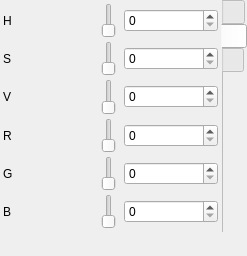
Old version of the form src/client/ui/colorbox.ui in the repository drawpile/Drawpile.
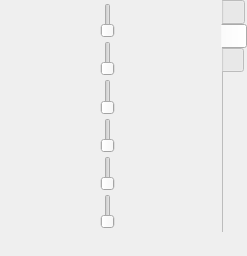
New version of the form. The open tabs and pages were chosen to show the change. Icons and pictures are not drawn. Custom widgets are drawn as their Qt base class.

Commit message:
Remove spinboxes from color dock
This frees up a little vertical space. Accurate
color setting can still be done via the color dialog.

```diff
--- a/src/client/ui/colorbox.ui
+++ b/src/client/ui/colorbox.ui
@@ -137,35 +137,7 @@
        <property name="spacing">
         <number>3</number>
        </property>
-       <item row="2" column="1">
-        <widget class="Gradient_Slider" name="value">
-         <property name="maximum">
-          <number>255</number>
-         </property>
-        </widget>
-       </item>
-       <item row="3" column="0">
-        <widget class="QLabel" name="label_4">
-         <property name="text">
-          <string>R</string>
-         </property>
-        </widget>
-       </item>
-       <item row="3" column="1">
-        <widget class="Gradient_Slider" name="red">
-         <property name="maximum">
-          <number>255</number>
-         </property>
-        </widget>
-       </item>
        <item row="4" column="0">
-        <widget class="QLabel" name="label_5">
-         <property name="text">
-          <string>G</string>
-         </property>
-        </widget>
-       </item>
-       <item row="4" column="1">
         <widget class="Gradient_Slider" name="green">
          <property name="maximum">
           <number>255</number>
@@ -173,55 +145,27 @@
         </widget>
        </item>
        <item row="0" column="0">
-        <widget class="QLabel" name="label">
-         <property name="text">
-          <string>H</string>
-         </property>
-        </widget>
-       </item>
-       <item row="0" column="1">
         <widget class="Hue_Slider" name="hue">
          <property name="maximum">
           <number>359</number>
          </property>
         </widget>
        </item>
-       <item row="5" column="0">
-        <widget class="QLabel" name="label_6">
-         <property name="text">
-          <string>B</string>
-         </property>
-        </widget>
-       </item>
-       <item row="1" column="0">
-        <widget class="QLabel" name="label_2">
-         <property name="text">
-          <string>S</string>
+       <item row="3" column="0">
+        <widget class="Gradient_Slider" name="red">
+         <property name="maximum">
+          <number>255</number>
          </property>
         </widget>
        </item>
        <item row="2" column="0">
-        <widget class="QLabel" name="label_3">
-         <property name="text">
-          <string>V</string>
-         </property>
-        </widget>
-       </item>
-       <item row="5" column="1">
-        <widget class="Gradient_Slider" name="blue">
+        <widget class="Gradient_Slider" name="value">
          <property name="maximum">
           <number>255</number>
          </property>
         </widget>
        </item>
-       <item row="1" column="1">
-        <widget class="Gradient_Slider" name="saturation">
-         <property name="maximum">
-          <number>255</number>
-         </property>
-        </widget>
-       </item>
-       <item row="6" column="1">
+       <item row="6" column="0">
         <spacer name="verticalSpacer">
          <property name="orientation">
           <enum>Qt::Vertical</enum>
@@ -234,43 +178,15 @@
          </property>
         </spacer>
        </item>
-       <item row="0" column="2">
-        <widget class="QSpinBox" name="huebox">
+       <item row="1" column="0">
+        <widget class="Gradient_Slider" name="saturation">
          <property name="maximum">
-          <number>359</number>
-         </property>
-        </widget>
-       </item>
-       <item row="1" column="2">
-        <widget class="QSpinBox" name="saturationbox">
-         <property name="maximum">
           <number>255</number>
          </property>
         </widget>
        </item>
-       <item row="2" column="2">
-        <widget class="QSpinBox" name="valuebox">
-         <property name="maximum">
-          <number>255</number>
-         </property>
-        </widget>
-       </item>
-       <item row="3" column="2">
-        <widget class="QSpinBox" name="redbox">
-         <property name="maximum">
-          <number>255</number>
-         </property>
-        </widget>
-       </item>
-       <item row="4" column="2">
-        <widget class="QSpinBox" name="greenbox">
-         <property name="maximum">
-          <number>255</number>
-         </property>
-        </widget>
-       </item>
-       <item row="5" column="2">
-        <widget class="QSpinBox" name="bluebox">
+       <item row="5" column="0">
+        <widget class="Gradient_Slider" name="blue">
          <property name="maximum">
           <number>255</number>
          </property>
```
Left out of the diff: 1 changed line with no effect on the pictures. The commit also changes 2 other files.
